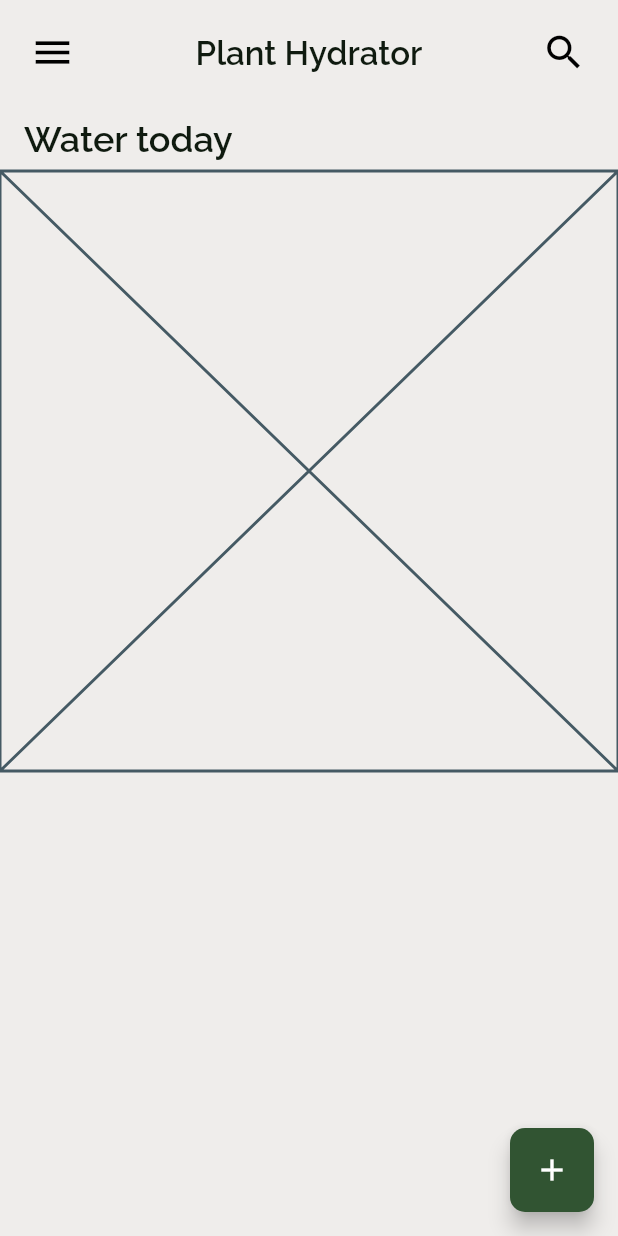
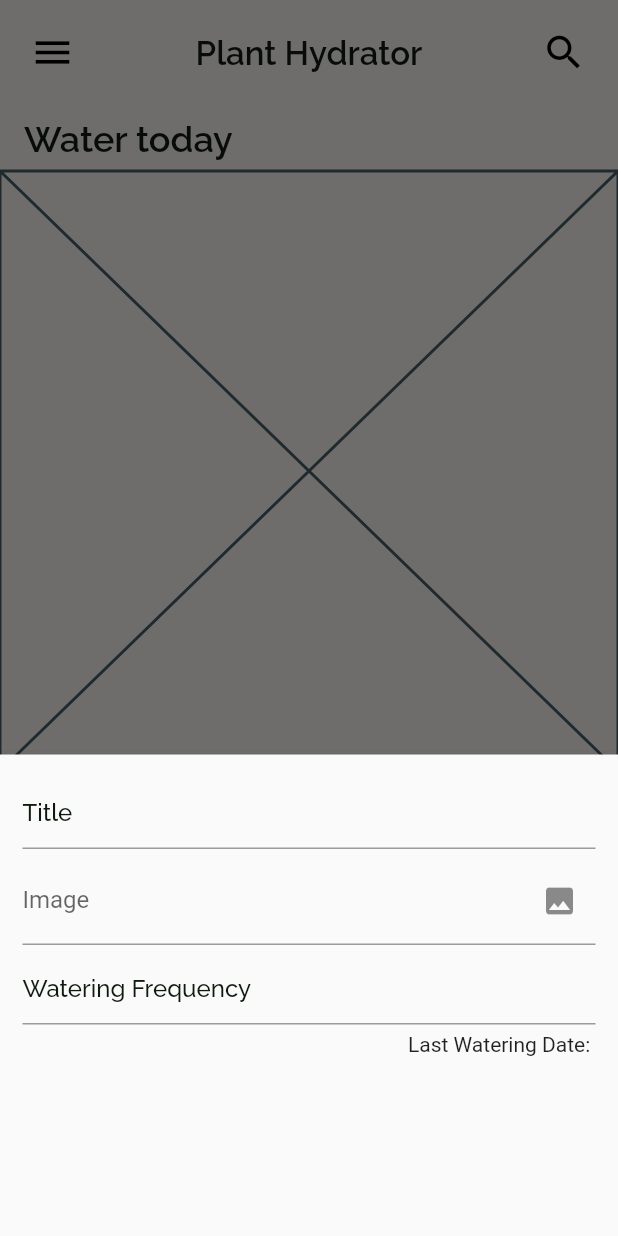
Before and after one commit to ReemanS/planthydrator, a Flutter app: the screen it shows after launch, after a tap on the "add" icon, on a phone screen of 412 x 824 dp. Run offline on Flutter 3.47's test engine with Material 2 defaults, Android fonts, the phone set to English and light mode, and no system bars; our stand-ins replace google_fonts, image_picker, sqflite; accounts and stored records are empty.

Commit message:
add: partial implementation of add dialog

```diff
--- /dev/null
+++ b/lib/helpers/image_picker.dart
@@ -0,0 +1,38 @@
+import 'package:flutter/material.dart';
+import 'package:image_picker/image_picker.dart';
+
+class ImageHelper {
+  final TextEditingController imageController = TextEditingController();
+
+  Future<String?> pickImage(BuildContext context) async {
+    final ImagePicker _picker = ImagePicker();
+    final XFile? pickedFile =
+        await _picker.pickImage(source: ImageSource.gallery);
+
+    if (pickedFile != null) {
+      imageController.text = pickedFile.path;
+      return pickedFile.path;
+    }
+
+    return null;
+  }
+
+  Widget buildImageInput(BuildContext context, controller) {
+    return TextField(
+      controller: controller,
+      readOnly: true,
+      onTap: () {
+        pickImage(context);
+      },
+      decoration: InputDecoration(
+        labelText: 'Image',
+        suffixIcon: IconButton(
+          onPressed: () {
+            pickImage(context);
+          },
+          icon: const Icon(Icons.photo),
+        ),
+      ),
+    );
+  }
+}
--- a/lib/home.dart
+++ b/lib/home.dart
@@ -1,6 +1,8 @@
 import 'package:flutter/material.dart';
 import 'package:planthydrator/screens/search.dart';
 import 'package:planthydrator/helpers/sql_helper.dart';
+import 'package:planthydrator/helpers/image_picker.dart';
+
 // import 'package:flutter_svg/flutter_svg.dart';
 
 class Home extends StatelessWidget {
@@ -63,6 +65,8 @@ class BodySection extends StatefulWidget {
 }
 
 class _BodySectionState extends State<BodySection> {
+  final ImageHelper imageHelper = ImageHelper();
+
   List<Map<String, dynamic>> _plants = [];
 
   bool _isLoading = true;
@@ -73,6 +77,57 @@ class _BodySectionState extends State<BodySection> {
       _plants = data;
       _isLoading = false;
     });
+  }
+
+  final TextEditingController _plantNameController = TextEditingController();
+  final TextEditingController _plantImageController = TextEditingController();
+  final TextEditingController _plantLastWateringDateController =
+      TextEditingController();
+  final TextEditingController _plantWateringFrequencyController =
+      TextEditingController();
+
+  void _showForm(int? id) async {
+    if (id != null) {
+      final existingPlant =
+          _plants.firstWhere((element) => element['id'] == id);
+      _plantNameController.text = existingPlant['name'];
+      _plantImageController.text = existingPlant['image'];
+      _plantLastWateringDateController.text = existingPlant['lastWateringDate'];
+      _plantWateringFrequencyController.text =
+          existingPlant['wateringFrequency'];
+    } else {
+      showModalBottomSheet(
+        context: context,
+        elevation: 5,
+        isScrollControlled: true,
+        builder: (_) => Container(
+          padding: EdgeInsets.fromLTRB(
+              15, 15, 15, MediaQuery.of(context).viewInsets.bottom + 120),
+          child: Column(
+            mainAxisSize: MainAxisSize.min,
+            crossAxisAlignment: CrossAxisAlignment.end,
+            children: [
+              TextField(
+                controller: _plantImageController,
+                decoration: const InputDecoration(hintText: "Title"),
+              ),
+              const SizedBox(height: 5),
+              imageHelper.buildImageInput(context, _plantImageController),
+              const SizedBox(height: 5),
+              TextField(
+                controller: _plantWateringFrequencyController,
+                decoration:
+                    const InputDecoration(hintText: "Watering Frequency"),
+              ),
+              const SizedBox(height: 5),
+              Text(
+                "Last Watering Date: ${_plantLastWateringDateController.text}",
+              ),
+            ],
+          ),
+        ),
+      );
+    }
   }
 
   @override
@@ -91,7 +146,7 @@ class _BodySectionState extends State<BodySection> {
           borderRadius: BorderRadius.circular(10),
         ),
         child: const Icon(Icons.add),
-        onPressed: () => null,
+        onPressed: () => _showForm(null),
       ),
       body: Column(
         crossAxisAlignment: CrossAxisAlignment.start,
--- a/pubspec.yaml
+++ b/pubspec.yaml
@@ -12,6 +12,7 @@ dependencies:
   flutter_svg: ^2.0.7
   google_fonts: ^5.1.0
   sqflite: ^2.2.8+4
+  image_picker: ^1.0.1
 
 dev_dependencies:
   flutter_test:
```
Also changed, not shown: pubspec.lock.
